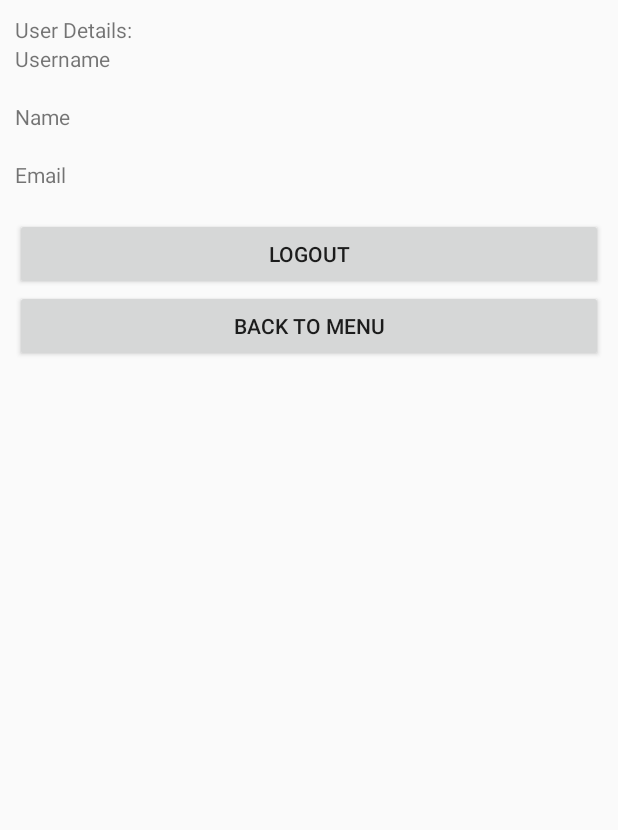
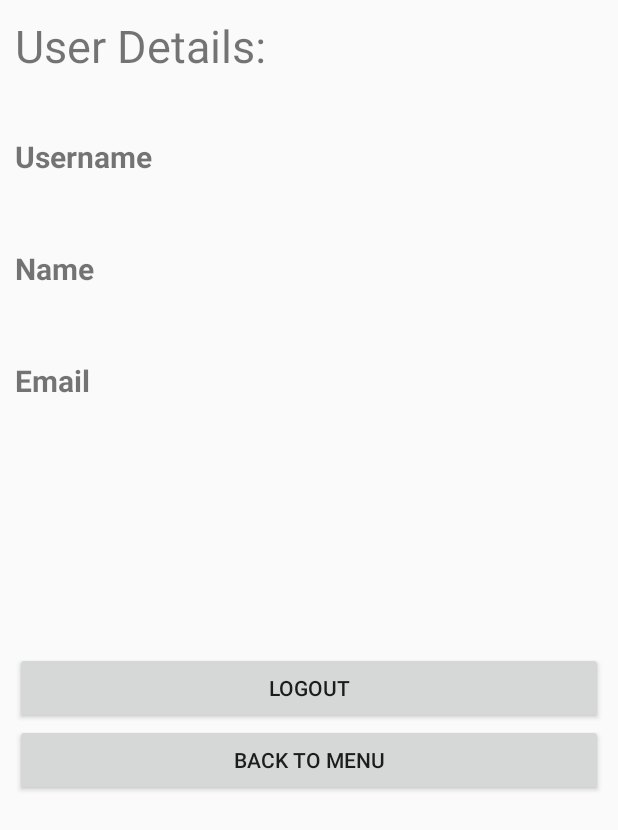
Before and after one commit to OlirianWarrior/DebateApp, an Android app: the layout activity_account.xml on its own in the app's theme, with its tools: preview values and no code run, on a phone screen of 412 x 824 dp. Shown: the top 830 px of the screen. Run offline under Robolectric (Android 15) with nearby library versions, the phone set to English and light mode, and no system bars.

Commit message:
Finalising, bug fixing and improved error checking 1

```diff
--- a/app/src/main/res/layout/activity_account.xml
+++ b/app/src/main/res/layout/activity_account.xml
@@ -10,50 +10,64 @@
         android:layout_width="match_parent"
         android:layout_height="wrap_content"
         android:id="@+id/tvUserview"
+        android:textSize="30dp"
         android:text="User Details:"
         />
 
     <TextView
+        android:textSize="20dp"
+        android:layout_marginTop="40dp"
         android:layout_width="match_parent"
         android:layout_height="wrap_content"
         android:id="@+id/txt1"
         android:text="Username"
+        android:textStyle="bold"
         />
 
     <TextView
+        android:textSize="20dp"
         android:layout_width="match_parent"
         android:layout_height="wrap_content"
         android:id="@+id/txtUsername"
         />
 
     <TextView
+        android:textSize="20dp"
+        android:layout_marginTop="20dp"
         android:layout_width="match_parent"
         android:layout_height="wrap_content"
         android:id="@+id/txt2"
         android:text="Name"
+        android:textStyle="bold"
         />
 
+
     <TextView
+        android:textSize="20dp"
         android:layout_width="match_parent"
         android:layout_height="wrap_content"
         android:id="@+id/txtName"
         />
 
     <TextView
+        android:textSize="20dp"
+        android:layout_marginTop="20dp"
         android:layout_width="match_parent"
         android:layout_height="wrap_content"
         android:id="@+id/txt3"
         android:text="Email"
+        android:textStyle="bold"
         />
 
     <TextView
+        android:textSize="20dp"
         android:layout_width="match_parent"
         android:layout_height="wrap_content"
         android:id="@+id/txtEmail"
         />
 
-
     <Button
+        android:layout_marginTop="140dp"
         android:id="@+id/bLogout"
         android:text="Logout"
         android:layout_width="match_parent"
--- a/app/src/main/res/layout/activity_main.xml
+++ b/app/src/main/res/layout/activity_main.xml
@@ -45,6 +45,8 @@
     <TextView
         android:layout_width="wrap_content"
         android:layout_height="wrap_content"
+        android:layout_marginTop="40dp"
+        android:textStyle="bold"
         android:text="If you don't have an account register below:" />
 
     <Button
```
Also changed, not shown: app/src/main/java/com/gmail/donncha/assignment/Account.java (+18 -15 lines), app/src/main/java/com/gmail/donncha/assignment/DatabaseHelper.java (+13 -6 lines), app/src/main/java/com/gmail/donncha/assignment/DisplayDebate.java (+37 -18 lines), app/src/main/res/drawable/logo.png.
